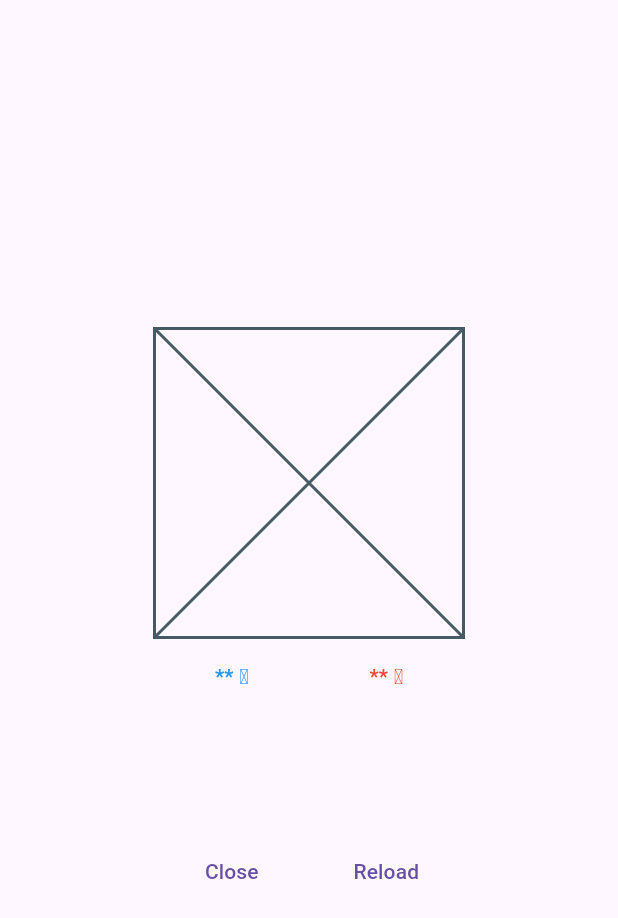
After one commit to r0227n/flutter-training-ryo24, a Flutter app: the screen it shows after launch, after a tap on "Reload", on a phone screen of 412 x 824 dp. The commit adds this screen. Shown: the top 918 px of the screen. Run offline on Flutter 3.47's test engine with Material 3 defaults, Android fonts, the phone set to English and light mode, and no system bars; our stand-ins replace flutter_svg; missing offline and left inert: yumemi_weather.

Commit message:
chore: UIコンポーネントを切り出し

```diff
--- /dev/null
+++ b/lib/ui/core/themes/weather/widgets/weather_icon.dart
@@ -0,0 +1,21 @@
+import 'package:flutter/foundation.dart';
+import 'package:flutter/material.dart';
+import 'package:flutter_svg/svg.dart';
+import 'package:flutter_training/ui/core/themes/weather_svg.dart';
+
+class WeatherIcon extends StatelessWidget {
+  const WeatherIcon({super.key, this.svg});
+
+  final WeatherSvg? svg;
+
+  @override
+  Widget build(BuildContext context) {
+    return svg != null ? SvgPicture.asset(svg!.path) : const Placeholder();
+  }
+
+  @override
+  void debugFillProperties(DiagnosticPropertiesBuilder properties) {
+    super.debugFillProperties(properties);
+    properties.add(EnumProperty<WeatherSvg?>('svg', svg));
+  }
+}
--- /dev/null
+++ b/lib/ui/core/themes/weather/widgets/weather_page.dart
@@ -0,0 +1,86 @@
+import 'package:flutter/material.dart';
+import 'package:flutter_training/ui/core/themes/weather/widgets/weather_icon.dart';
+import 'package:flutter_training/ui/core/themes/weather_svg.dart';
+import 'package:yumemi_weather/yumemi_weather.dart';
+
+class WeatherPage extends StatefulWidget {
+  const WeatherPage({super.key});
+
+  @override
+  State<WeatherPage> createState() => _WeatherPageState();
+}
+
+class _WeatherPageState extends State<WeatherPage> {
+  WeatherSvg? _weatherSvg;
+
+  @override
+  Widget build(BuildContext context) {
+    return Scaffold(
+      body: Center(
+        child: FractionallySizedBox(
+          widthFactor: 0.5,
+          child: Column(
+            mainAxisAlignment: MainAxisAlignment.center,
+            children: [
+              AspectRatio(aspectRatio: 1, child: WeatherIcon(svg: _weatherSvg)),
+              Padding(
+                padding: const EdgeInsets.symmetric(vertical: 16),
+                child: Row(
+                  children: [
+                    Expanded(
+                      child: Text(
+                        '** ℃',
+                        textAlign: TextAlign.center,
+                        style: Theme.of(
+                          context,
+                        ).textTheme.labelLarge?.copyWith(color: Colors.blue),
+                      ),
+                    ),
+                    Expanded(
+                      child: Text(
+                        '** ℃',
+                        textAlign: TextAlign.center,
+                        style: Theme.of(
+                          context,
+                        ).textTheme.labelLarge?.copyWith(color: Colors.red),
+                      ),
+                    ),
+                  ],
+                ),
+              ),
+              Padding(
+                padding: const EdgeInsets.only(top: 80),
+                child: Row(
+                  children: [
+                    Expanded(
+                      child: TextButton(
+                        onPressed: () {},
+                        child: const Text('Close'),
+                      ),
+                    ),
+                    Expanded(
+                      child: TextButton(
+                        onPressed: () {
+                          final yumemiWeather = YumemiWeather();
+                          final weatherCondition =
+                              yumemiWeather.fetchSimpleWeather();
+
+                          setState(() {
+                            _weatherSvg = WeatherSvg.values.byName(
+                              weatherCondition,
+                            );
+                          });
+                        },
+                        child: const Text('Reload'),
+                      ),
+                    ),
+                  ],
+                ),
+              ),
+            ],
+          ),
+        ),
+      ),
+    );
+  }
+}
```
Also changed, not shown: lib/main.dart (+2 -59 lines), lib/ui/core/themes/weather_svg.dart (renamed from lib/weather_svg.dart).
